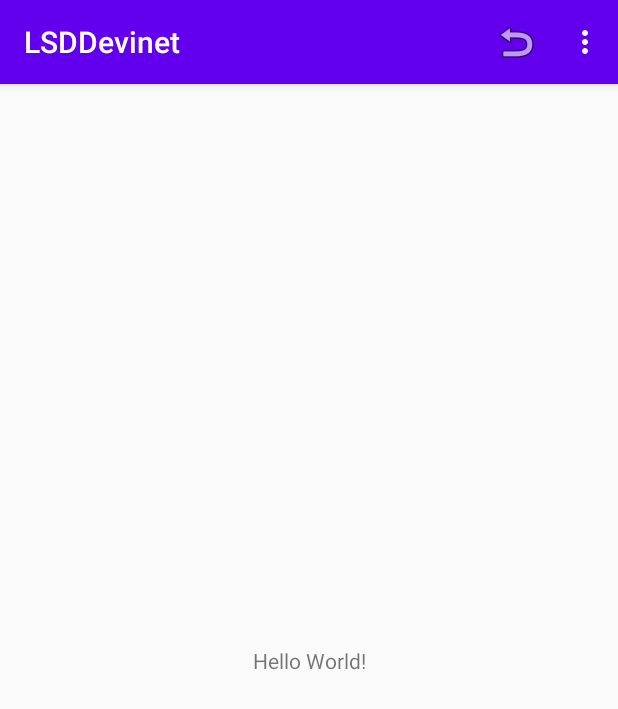
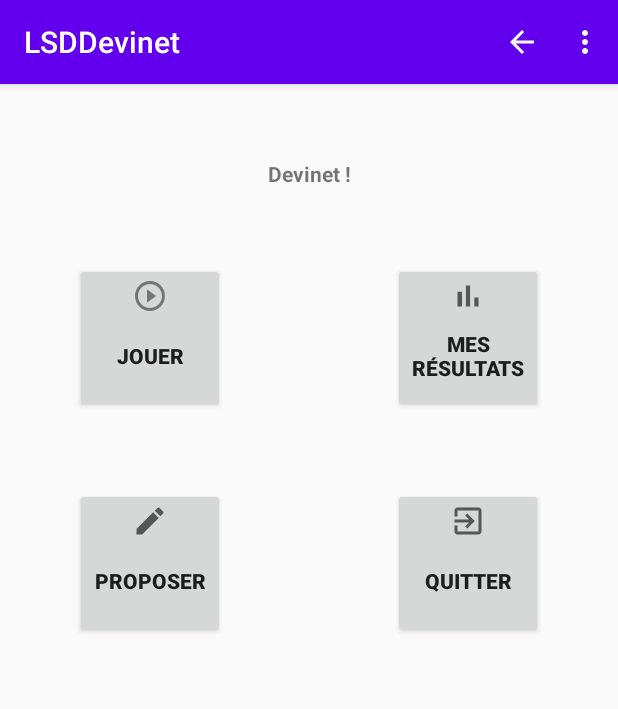
Before and after one commit to LeslieB-hub/LSDDevinet, an Android app: the screen it shows after launch (MainActivity), on a phone screen of 412 x 824 dp. Shown: the top 709 px of the screen. Run offline under Robolectric (Android 15) with nearby library versions, the phone set to English and light mode, and no system bars; our stand-ins replace Room's generated code; libraries missing offline, so code that uses them is left out: com.facebook.stetho; 1 statement that could not run was skipped.

Commit message:
modify menu and mainActivity xml

```diff
--- /dev/null
+++ b/app/src/main/res/drawable-anydpi/ic_action_jouer.xml
@@ -0,0 +1,11 @@
+<vector xmlns:android="http://schemas.android.com/apk/res/android"
+    android:width="24dp"
+    android:height="24dp"
+    android:viewportWidth="24"
+    android:viewportHeight="24"
+    android:tint="#333333"
+    android:alpha="0.6">
+  <path
+      android:fillColor="@android:color/white"
+      android:pathData="M10,16.5l6,-4.5 -6,-4.5v9zM12,2C6.48,2 2,6.48 2,12s4.48,10 10,10 10,-4.48 10,-10S17.52,2 12,2zM12,20c-4.41,0 -8,-3.59 -8,-8s3.59,-8 8,-8 8,3.59 8,8 -3.59,8 -8,8z"/>
+</vector>
--- /dev/null
+++ b/app/src/main/res/drawable-anydpi/ic_action_resultat.xml
@@ -0,0 +1,11 @@
+<vector xmlns:android="http://schemas.android.com/apk/res/android"
+    android:width="24dp"
+    android:height="24dp"
+    android:viewportWidth="24"
+    android:viewportHeight="24"
+    android:tint="#333333"
+    android:alpha="0.6">
+  <path
+      android:fillColor="@android:color/white"
+      android:pathData="M5,9.2h3L8,19L5,19zM10.6,5h2.8v14h-2.8zM16.2,13L19,13v6h-2.8z"/>
+</vector>
--- /dev/null
+++ b/app/src/main/res/drawable/ic_baseline_arrow_back_24.xml
@@ -0,0 +1,10 @@
+<vector xmlns:android="http://schemas.android.com/apk/res/android"
+    android:width="24dp"
+    android:height="24dp"
+    android:viewportWidth="24"
+    android:viewportHeight="24"
+    android:tint="?attr/colorControlNormal">
+  <path
+      android:fillColor="@android:color/white"
+      android:pathData="M20,11H7.83l5.59,-5.59L12,4l-8,8 8,8 1.41,-1.41L7.83,13H20v-2z"/>
+</vector>
--- /dev/null
+++ b/app/src/main/res/drawable/ic_baseline_bar_chart_24.xml
@@ -0,0 +1,10 @@
+<vector xmlns:android="http://schemas.android.com/apk/res/android"
+    android:width="24dp"
+    android:height="24dp"
+    android:viewportWidth="24"
+    android:viewportHeight="24"
+    android:tint="?attr/colorControlNormal">
+  <path
+      android:fillColor="@android:color/white"
+      android:pathData="M5,9.2h3L8,19L5,19zM10.6,5h2.8v14h-2.8zM16.2,13L19,13v6h-2.8z"/>
+</vector>
--- /dev/null
+++ b/app/src/main/res/drawable/ic_baseline_create_24.xml
@@ -0,0 +1,10 @@
+<vector xmlns:android="http://schemas.android.com/apk/res/android"
+    android:width="24dp"
+    android:height="24dp"
+    android:viewportWidth="24"
+    android:viewportHeight="24"
+    android:tint="?attr/colorControlNormal">
+  <path
+      android:fillColor="@android:color/white"
+      android:pathData="M3,17.25V21h3.75L17.81,9.94l-3.75,-3.75L3,17.25zM20.71,7.04c0.39,-0.39 0.39,-1.02 0,-1.41l-2.34,-2.34c-0.39,-0.39 -1.02,-0.39 -1.41,0l-1.83,1.83 3.75,3.75 1.83,-1.83z"/>
+</vector>
--- /dev/null
+++ b/app/src/main/res/drawable/ic_baseline_exit_to_app_24.xml
@@ -0,0 +1,10 @@
+<vector xmlns:android="http://schemas.android.com/apk/res/android"
+    android:width="24dp"
+    android:height="24dp"
+    android:viewportWidth="24"
+    android:viewportHeight="24"
+    android:tint="?attr/colorControlNormal">
+  <path
+      android:fillColor="@android:color/white"
+      android:pathData="M10.09,15.59L11.5,17l5,-5 -5,-5 -1.41,1.41L12.67,11H3v2h9.67l-2.58,2.59zM19,3H5c-1.11,0 -2,0.9 -2,2v4h2V5h14v14H5v-4H3v4c0,1.1 0.89,2 2,2h14c1.1,0 2,-0.9 2,-2V5c0,-1.1 -0.9,-2 -2,-2z"/>
+</vector>
--- /dev/null
+++ b/app/src/main/res/drawable/ic_baseline_play_circle_outline_24.xml
@@ -0,0 +1,10 @@
+<vector xmlns:android="http://schemas.android.com/apk/res/android"
+    android:width="24dp"
+    android:height="24dp"
+    android:viewportWidth="24"
+    android:viewportHeight="24"
+    android:tint="?attr/colorControlNormal">
+  <path
+      android:fillColor="@android:color/white"
+      android:pathData="M10,16.5l6,-4.5 -6,-4.5v9zM12,2C6.48,2 2,6.48 2,12s4.48,10 10,10 10,-4.48 10,-10S17.52,2 12,2zM12,20c-4.41,0 -8,-3.59 -8,-8s3.59,-8 8,-8 8,3.59 8,8 -3.59,8 -8,8z"/>
+</vector>
--- a/app/src/main/res/layout/activity_main.xml
+++ b/app/src/main/res/layout/activity_main.xml
@@ -7,12 +7,72 @@
     tools:context=".activity.MainActivity">
 
     <TextView
+        android:id="@+id/Titre"
         android:layout_width="wrap_content"
         android:layout_height="wrap_content"
-        android:text="Hello World!"
-        app:layout_constraintBottom_toBottomOf="parent"
+        android:text="Devinet !"
         app:layout_constraintLeft_toLeftOf="parent"
         app:layout_constraintRight_toRightOf="parent"
-        app:layout_constraintTop_toTopOf="parent" />
+        app:layout_constraintTop_toTopOf="parent"
+        android:layout_marginTop="50dp"
+        android:textStyle="bold"/>
+
+    <Button
+        android:id="@+id/btn_Jouer"
+        android:layout_width="100dp"
+        android:layout_height="100dp"
+        app:layout_constraintLeft_toLeftOf="parent"
+        app:layout_constraintTop_toBottomOf="@+id/Titre"
+        android:layout_marginTop="50dp"
+        android:layout_marginLeft="50dp"
+        android:drawableTop="@drawable/ic_action_jouer"
+        android:text="Jouer"
+        android:textStyle="bold"
+        android:onClick="onClickJouer"/>
+
+    <Button
+        android:id="@+id/btn_Resultat"
+        android:layout_width="100dp"
+        android:layout_height="100dp"
+        app:layout_constraintRight_toRightOf="parent"
+        app:layout_constraintTop_toBottomOf="@+id/Titre"
+        android:layout_marginTop="50dp"
+        android:layout_marginRight="50dp"
+        android:drawableTop="@drawable/ic_baseline_bar_chart_24"
+        android:text="Mes résultats"
+        android:textStyle="bold"
+        android:onClick="onClickResultat"/>
+
+    <Button
+        android:id="@+id/btn_Proposition"
+        android:layout_width="100dp"
+        android:layout_height="100dp"
+        app:layout_constraintLeft_toLeftOf="parent"
+        app:layout_constraintTop_toBottomOf="@+id/btn_Jouer"
+        android:layout_marginTop="50dp"
+        android:layout_marginLeft="50dp"
+        android:drawableTop="@drawable/ic_baseline_create_24"
+        android:text="Proposer"
+        android:textStyle="bold"
+        android:onClick="onClickProposition"/>
+
+    <Button
+        android:id="@+id/btn_Quitter"
+        android:layout_width="100dp"
+        android:layout_height="100dp"
+        app:layout_constraintRight_toRightOf="parent"
+        app:layout_constraintTop_toBottomOf="@+id/btn_Resultat"
+        android:layout_marginTop="50dp"
+        android:layout_marginRight="50dp"
+        android:drawableTop="@drawable/ic_baseline_exit_to_app_24"
+        android:text="Quitter"
+        android:textStyle="bold"
+        android:onClick="onClickQuitter"/>
+
+
+
+
+
+
 
 </androidx.constraintlayout.widget.ConstraintLayout>
--- a/app/src/main/res/menu/mon_menu.xml
+++ b/app/src/main/res/menu/mon_menu.xml
@@ -4,7 +4,7 @@
     <item
 
         android:id="@+id/action_PagePrecedente"
-        android:icon="@android:drawable/ic_menu_revert"
+        android:icon="@drawable/ic_baseline_arrow_back_24"
         android:title="PagePrecedente"
         app:showAsAction="ifRoom"/>
 
```
Also changed, not shown: app/src/main/res/drawable-hdpi/ic_action_jouer.png (added), app/src/main/res/drawable-hdpi/ic_action_resultat.png (added), app/src/main/res/drawable-mdpi/ic_action_jouer.png (added), app/src/main/res/drawable-mdpi/ic_action_resultat.png (added), app/src/main/res/drawable-xhdpi/ic_action_jouer.png (added), app/src/main/res/drawable-xhdpi/ic_action_resultat.png (added), app/src/main/res/drawable-xxhdpi/ic_action_jouer.png (added), app/src/main/res/drawable-xxhdpi/ic_action_resultat.png (added).
